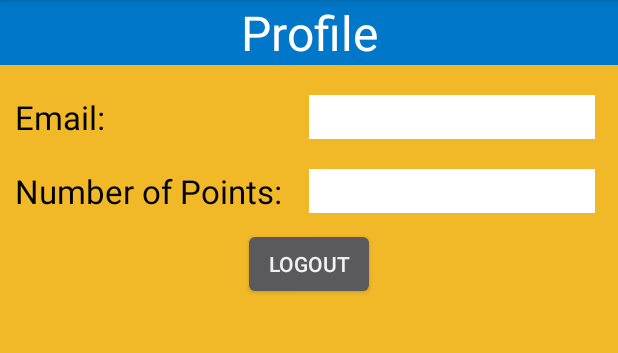
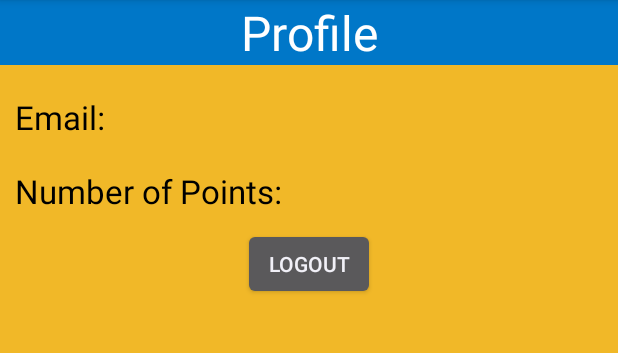
Before and after one commit to jensiegel3/TermProject, an Android app: the HomePage screen opened directly, with no data from a screen before it, after a tap on "PROFILE", on a phone screen of 412 x 824 dp, the part 84-437 px from its top. Run offline under Robolectric (Android 15) with nearby library versions, the phone set to English and light mode, and no system bars.

Commit message:
4/18 - Added static loginName to parent activity Made some display modifications to the profile page

```diff
--- a/app/src/main/java/com/example/jennifersiegel/termproject/BaseActivity.java
+++ b/app/src/main/java/com/example/jennifersiegel/termproject/BaseActivity.java
@@ -11,7 +11,8 @@ import android.view.MenuItem;
 
 public class BaseActivity extends Activity {
 
-    protected String currentActivityName;
+    protected static String currentActivityName;
+    protected static String loggedInName;
 
     // create options menu
     // does this have to go on every page?
--- a/app/src/main/java/com/example/jennifersiegel/termproject/HomePage.java
+++ b/app/src/main/java/com/example/jennifersiegel/termproject/HomePage.java
@@ -21,7 +21,7 @@ public class HomePage extends BaseActivity implements OnClickListener {
     private Button findABin;
 
     // Name variable from Login Activity
-    private String loggedInName;
+//    private String loggedInName;
 
 
     @Override
@@ -32,10 +32,6 @@ public class HomePage extends BaseActivity implements OnClickListener {
         // set current activity name
         currentActivityName = "HomePage";
 
-        // getting logged in name from Login Activity
-        Intent myLocalIntent = getIntent();
-        Bundle profile = myLocalIntent.getExtras();
-        loggedInName = profile.getString("name");
         Toast.makeText(getApplicationContext(), "Welcome, user " + loggedInName, Toast.LENGTH_LONG).show();
 
         // set up listeners for the buttons
--- a/app/src/main/java/com/example/jennifersiegel/termproject/Login.java
+++ b/app/src/main/java/com/example/jennifersiegel/termproject/Login.java
@@ -17,7 +17,7 @@ import android.widget.Toast;
  * Created by Dana on 4/3/2018.
  */
 
-public class Login extends Activity {
+public class Login extends BaseActivity {
 
     private Button login;
     private Button createNew;
@@ -26,9 +26,6 @@ public class Login extends Activity {
     private SQLiteDatabase db;
     private ContentValues values;
     private Cursor cursor;
-
-    // This is the variable that should be passed between activities
-    private String loggedInName;
 
 // This variable used only when creating a new table
     private final String create = SQLConstants.CREATE_TABLE;
--- a/app/src/main/java/com/example/jennifersiegel/termproject/Profile.java
+++ b/app/src/main/java/com/example/jennifersiegel/termproject/Profile.java
@@ -9,15 +9,22 @@ import android.view.MenuItem;
 import android.view.View;
 import android.view.View.OnClickListener;
 import android.widget.Button;
+import android.widget.TextView;
 
 public class Profile extends BaseActivity implements OnClickListener {
 
     private Button logout;
+    private TextView name;
+    private TextView points;
 
     @Override
     protected void onCreate(Bundle savedInstanceState) {
         super.onCreate(savedInstanceState);
         setContentView(R.layout.activity_profile);
+
+        name = (TextView) findViewById(R.id.userName);
+        points = (TextView) findViewById(R.id.userPoints);
+        name.setText(loggedInName);
 
         // set current activity name
         currentActivityName = "Profile";
--- a/app/src/main/res/layout/activity_login.xml
+++ b/app/src/main/res/layout/activity_login.xml
@@ -41,7 +41,7 @@
         <TextView
             android:layout_width="match_parent"
             android:layout_height="wrap_content"
-            android:layout_weight="3"
+            android:layout_weight="8"
             android:gravity="left"
             android:textColor="#000000"
             android:text="Email: " />
--- a/app/src/main/res/layout/activity_profile.xml
+++ b/app/src/main/res/layout/activity_profile.xml
@@ -25,7 +25,7 @@
             android:layout_width="match_parent"
             android:layout_height="wrap_content"
             android:layout_marginRight="5dp"
-            android:layout_weight="1"
+            android:layout_weight="4"
             android:gravity="left"
             android:textSize="22sp"
             android:textColor="#000000"
@@ -33,13 +33,13 @@
 
 
         <TextView
+            android:id="@+id/userName"
             android:layout_width="match_parent"
             android:layout_height="wrap_content"
             android:layout_marginRight="5dp"
             android:layout_weight="1"
             android:gravity="left"
             android:textSize="22sp"
-            android:background="#ffffff"
             android:textColor="#0077C8" />
 
     </LinearLayout>
@@ -64,13 +64,13 @@
 
 
         <TextView
+            android:id="@+id/userPoints"
             android:layout_width="match_parent"
             android:layout_height="wrap_content"
             android:layout_marginRight="5dp"
             android:layout_weight="1"
             android:gravity="left"
             android:textSize="22sp"
-            android:background="#ffffff"
             android:textColor="#0077C8" />
 
     </LinearLayout>
```
